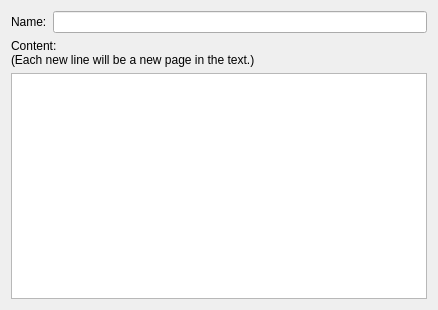
Qt form simon/src/simonmodelmanagementui/ImportTrainingTexts/importtrainingtextaddpage.ui (KDE/simon) before a commit.
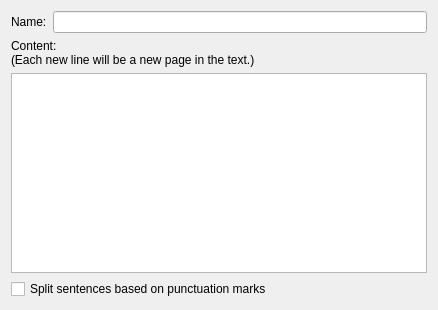
The same form after that commit. Custom widgets are drawn as their Qt base class.

Patch:
```diff
--- a/simon/src/simonmodelmanagementui/ImportTrainingTexts/importtrainingtextaddpage.ui
+++ b/simon/src/simonmodelmanagementui/ImportTrainingTexts/importtrainingtextaddpage.ui
@@ -42,6 +42,13 @@
    <item>
     <widget class="KTextEdit" name="teText"/>
    </item>
+   <item>
+    <widget class="QCheckBox" name="cbSplitSentences">
+     <property name="text">
+      <string>Split sentences based on punctuation marks</string>
+     </property>
+    </widget>
+   </item>
   </layout>
  </widget>
  <customwidgets>
```
